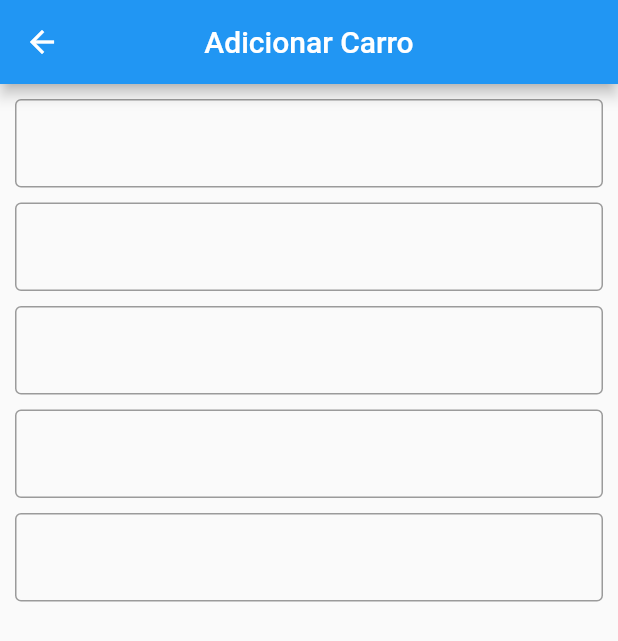
After one commit to Jhoe-Ohaze/mobcar, a Flutter app: the CarItemPage screen opened directly, on a phone screen of 412 x 824 dp. The commit adds this screen. Shown: the top 641 px of the screen. Run offline on Flutter 3.47's test engine with Material 2 defaults, Android fonts, the phone set to English and light mode, and no system bars.

Commit message:
Created Item Page

```diff
--- a/lib/core/database.dart
+++ b/lib/core/database.dart
@@ -19,6 +19,10 @@ class Database {
       throw Exception('Error on requesting data');
     }
     List dynamicList = json.decode(response.body);
-
+    List<Map<String, dynamic>> mapList =
+        List<Map<String, dynamic>>.generate(dynamicList.length, (index) {
+      return dynamicList.elementAt(index);
+    });
+    manufacturersList = mapList;
   }
 }
--- /dev/null
+++ b/lib/pages/car_item_page.dart
@@ -0,0 +1,54 @@
+import 'package:flutter/material.dart';
+
+class CarItemPage extends StatelessWidget {
+  final bool isEdit;
+  const CarItemPage({required this.isEdit, Key? key}) : super(key: key);
+  @override
+  Widget build(BuildContext context) {
+    final String title = isEdit ? 'Editar Carro' : 'Adicionar Carro';
+    return Scaffold(
+      appBar: AppBar(
+        title: Text(title),
+        centerTitle: true,
+      ),
+      body: GestureDetector(
+        onTap: () => FocusManager.instance.primaryFocus!.unfocus(),
+        child: SingleChildScrollView(
+          child: Padding(
+            padding: const EdgeInsets.all(10.0),
+            child: Wrap(
+              runSpacing: 10,
+              children: const [
+                TextField(
+                  decoration: InputDecoration(
+                    border: OutlineInputBorder(),
+                  ),
+                ),
+                TextField(
+                  decoration: InputDecoration(
+                    border: OutlineInputBorder(),
+                  ),
+                ),
+                TextField(
+                  decoration: InputDecoration(
+                    border: OutlineInputBorder(),
+                  ),
+                ),
+                TextField(
+                  decoration: InputDecoration(
+                    border: OutlineInputBorder(),
+                  ),
+                ),
+                TextField(
+                  decoration: InputDecoration(
+                    border: OutlineInputBorder(),
+                  ),
+                ),
+              ],
+            ),
+          ),
+        ),
+      ),
+    );
+  }
+}
--- a/lib/pages/home_page.dart
+++ b/lib/pages/home_page.dart
@@ -1,7 +1,8 @@
 import 'package:flutter/material.dart';
+import 'package:mobcar/pages/car_item_page.dart';
 
 class HomePage extends StatefulWidget {
-  const HomePage({ Key? key }) : super(key: key);
+  const HomePage({Key? key}) : super(key: key);
 
   @override
   State<HomePage> createState() => _HomePageState();
@@ -9,13 +10,19 @@ class HomePage extends StatefulWidget {
 
 class _HomePageState extends State<HomePage> {
   @override
-  Widget build(BuildContext context)
-  {
+  Widget build(BuildContext context) {
     return Scaffold(
       appBar: AppBar(
         title: const Text('Home Page'),
         centerTitle: true,
       ),
+      floatingActionButton: FloatingActionButton(
+        onPressed: () => Navigator.of(context).push(
+          MaterialPageRoute(
+            builder: (context) => const CarItemPage(isEdit: false),
+          ),
+        ),
+      ),
       body: Container(),
     );
   }
```
Also changed, not shown: pubspec.lock, 2 other files.
